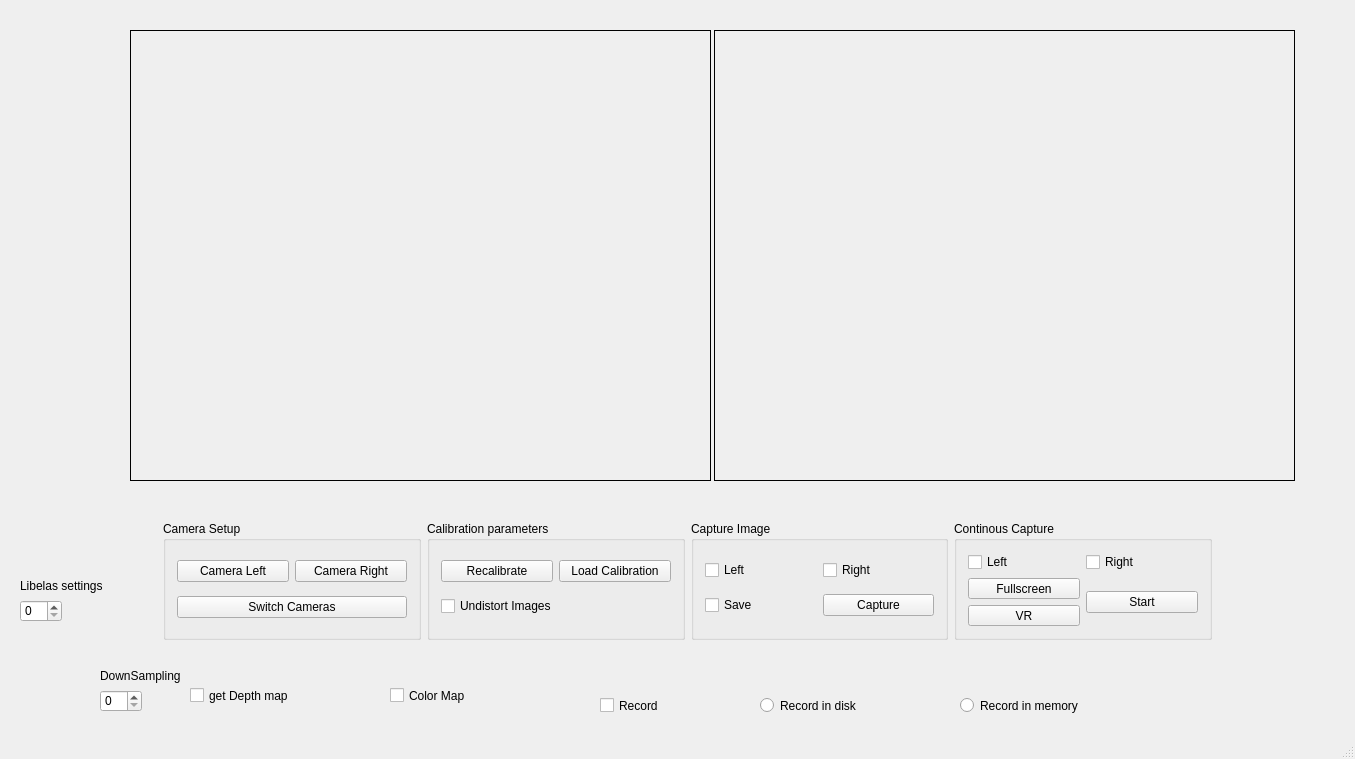
The window that VR_interfaz/mainwindow.ui (richardseba/TFG-Code) describes before a commit, drawn with Qt 5.
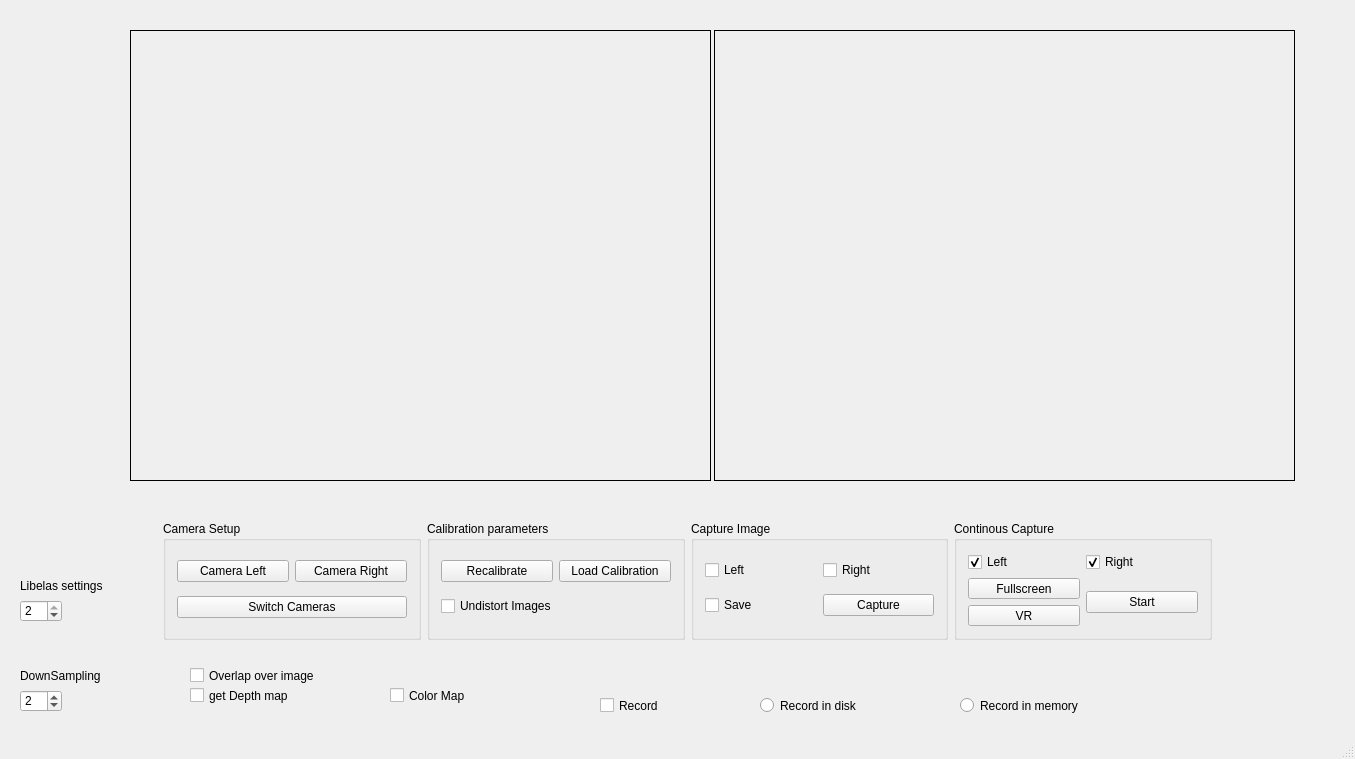
The same window after the commit.

Commit message: mapping of the depth over regular images

Patch:
```diff
--- a/VR_interfaz/mainwindow.ui
+++ b/VR_interfaz/mainwindow.ui
@@ -189,6 +189,9 @@
               <property name="text">
                <string>Left</string>
               </property>
+              <property name="checked">
+               <bool>true</bool>
+              </property>
              </widget>
             </item>
             <item>
@@ -196,6 +199,9 @@
               <property name="text">
                <string>Right</string>
               </property>
+              <property name="checked">
+               <bool>true</bool>
+              </property>
              </widget>
             </item>
            </layout>
@@ -348,7 +354,7 @@
    <widget class="QSpinBox" name="spinBox_downSampling">
     <property name="geometry">
      <rect>
-      <x>100</x>
+      <x>20</x>
       <y>690</y>
       <width>42</width>
       <height>22</height>
@@ -360,11 +366,14 @@
     <property name="singleStep">
      <number>2</number>
     </property>
+    <property name="value">
+     <number>2</number>
+    </property>
    </widget>
    <widget class="QLabel" name="label">
     <property name="geometry">
      <rect>
-      <x>100</x>
+      <x>20</x>
       <y>660</y>
       <width>121</width>
       <height>31</height>
@@ -386,6 +395,9 @@
     <property name="maximum">
      <number>2</number>
     </property>
+    <property name="value">
+     <number>2</number>
+    </property>
    </widget>
    <widget class="QLabel" name="label_2">
     <property name="geometry">
@@ -400,6 +412,19 @@
      <string>Libelas settings</string>
     </property>
    </widget>
+   <widget class="QCheckBox" name="checkBox_overLap">
+    <property name="geometry">
+     <rect>
+      <x>190</x>
+      <y>660</y>
+      <width>201</width>
+      <height>31</height>
+     </rect>
+    </property>
+    <property name="text">
+     <string>Overlap over image</string>
+    </property>
+   </widget>
    <zorder>label_display1</zorder>
    <zorder>label_display2</zorder>
    <zorder>layoutWidget</zorder>
```
Left out of the diff: 1 changed line with no effect on the pictures. The commit also changes 21 other files.
